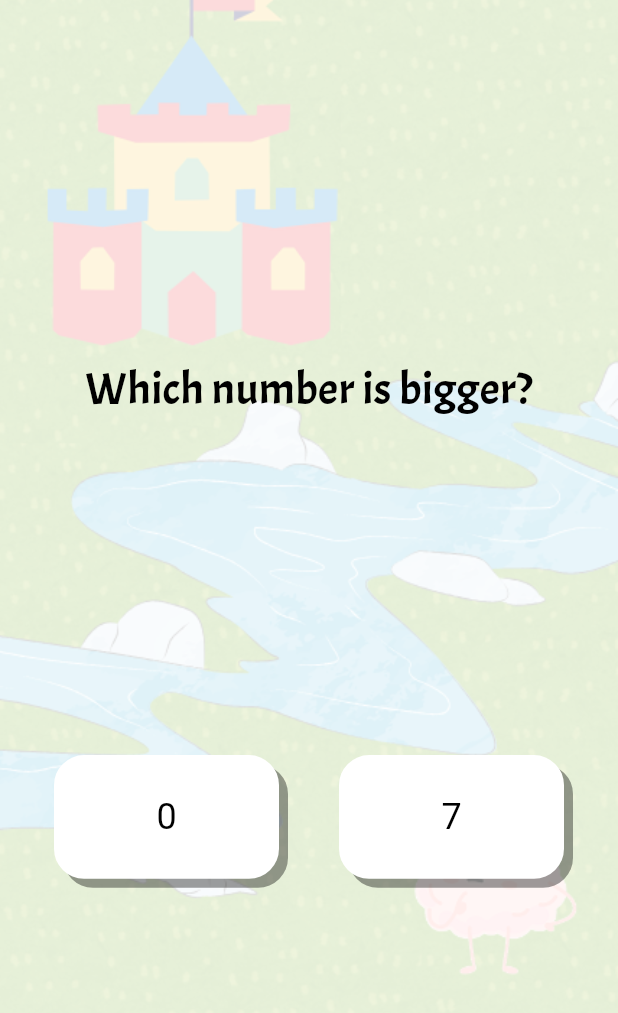
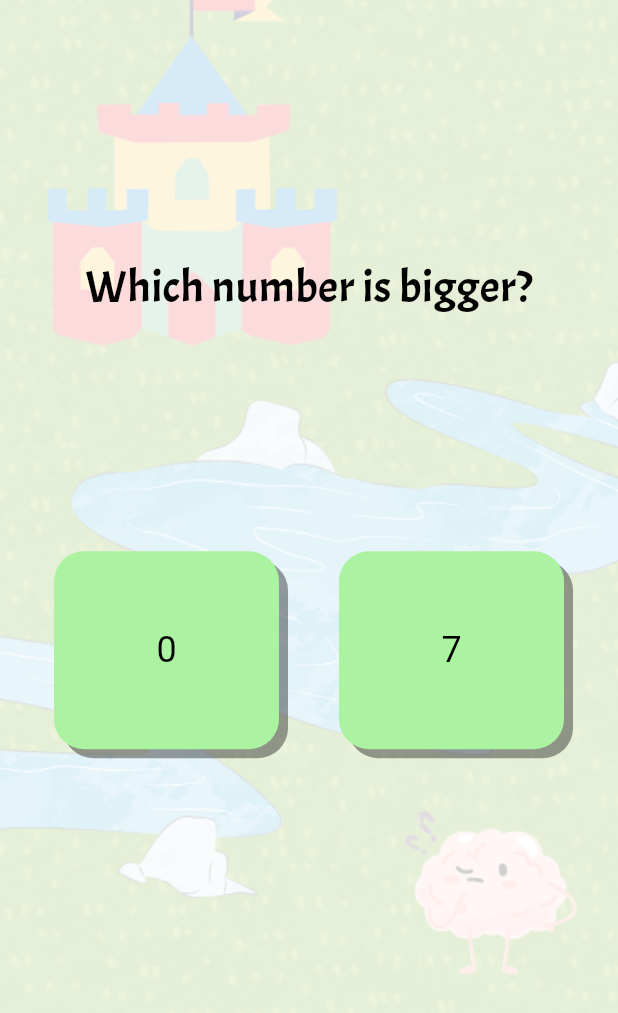
Before and after one commit to siangry/numberland_adventure, a Flutter app: the CompareNumberGamePage screen opened directly with empty values, on a phone screen of 412 x 824 dp. Shown: the top 1013 px of the screen. Run offline on Flutter 3.47's test engine with Material 3 defaults, Android fonts, the phone set to English and light mode, and no system bars; our stand-ins replace audioplayers.

Commit message:
feat: compare game result page

```diff
--- a/lib/app/assets/constants.dart
+++ b/lib/app/assets/constants.dart
@@ -11,10 +11,21 @@
   static const pastelGreen = Color(0xFFABF2A1);
   static const pink = Color(0xFFE195AB);
   static const yellow = Color(0xFFFFF574);
-  static const blue = Color(0xFFA1D6CB);
+  static const blue = Color(0xFF6AC5FE);
   static const purple = Color(0xFFA19AD3);
   static const white = Color(0xFFFFFFFF);
   static const black = Color(0xFF000000);
+}
+
+Color getRandomColor() {
+  List<Color> colorList = [
+    ColorConstant.pastelGreen,
+    ColorConstant.pink,
+    ColorConstant.yellow,
+    ColorConstant.blue,
+    ColorConstant.purple,
+  ];
+  return colorList[Random().nextInt(colorList.length)];
 }
 
 class LocaleConstant {
--- a/lib/app/exporter/importer_app_general.dart
+++ b/lib/app/exporter/importer_app_general.dart
@@ -12,6 +12,7 @@
 export 'package:numberland_adventure/app/assets/compare_intro_enums.dart';
 export 'package:numberland_adventure/app/assets/order_intro_enums.dart';
 export 'package:numberland_adventure/app/assets/compose_intro_enums.dart';
+export 'package:numberland_adventure/app/assets/compare_result_enums.dart';
 
 export 'package:numberland_adventure/app/widget/custom_text_box.dart';
 export 'package:numberland_adventure/app/widget/language_selector.dart';
--- a/lib/app/view/compareNumberScreen/compare_number_game_page.dart
+++ b/lib/app/view/compareNumberScreen/compare_number_game_page.dart
@@ -17,9 +17,10 @@
   int score = 0;
   int num1 = 0, num2 = 0;
   bool isBiggerQuestion = true;
+  bool isTextVisible = false;
   int? correctAns;
   String? questionText;
-  String? resultText;
+  String resultText = '';
   Color? resultTextColor;
 
   @override
@@ -29,24 +30,40 @@
   }
 
   void generateQuestion() {
+    setState(() {
+      isTextVisible = false;
+    });
+
     int maxNumber = widget.levelId == 0
         ? 9
         : widget.levelId == 1
             ? 99
             : 999;
+
     num1 = random.nextInt(maxNumber + 1);
+    do {
       num2 = random.nextInt(maxNumber + 1);
+    } while (num2 == num1);
+
     isBiggerQuestion = random.nextBool();
     questionText = isBiggerQuestion
         ? S.current.whichNumberIsBigger
         : S.current.whichNumberIsSmaller;
+    correctAns = null;
   }
 
   void checkAnswer(int selected) {
     bool isCorrect = (isBiggerQuestion && selected == max(num1, num2)) ||
         (!isBiggerQuestion && selected == min(num1, num2));
 
+    if (isBiggerQuestion) {
+      correctAns = max(num1, num2);
+    } else {
+      correctAns = min(num1, num2);
+    }
+
     setState(() {
+      isTextVisible = true;
       resultText =
           isCorrect ? S.current.bingoYouAreCorrect : S.current.oopsYouAreWrong;
       resultTextColor = isCorrect ? ColorConstant.green : ColorConstant.red;
@@ -63,26 +80,22 @@
       Future.delayed(const Duration(seconds: 5), () {
         setState(() {
           gameCount++;
-          resultText = '';
           generateQuestion();
         });
       });
     } else {
-      Future.delayed(const Duration(seconds: 5), () => showGameResult(score));
+      Future.delayed(
+          const Duration(seconds: 5),
+          () => Navigator.of(context).push(
+                MaterialPageRoute(
+                    builder: (context) =>
+                        CompareNumberResultPage(score: score)),
+              ));
     }
   }
 
   void playSound(String fileName) async {
     await audioPlayer.play(AssetSource(fileName));
-  }
-
-  void showGameResult(int score) {
-    if (score >= 8) {
-      Navigator.of(context).push(
-        MaterialPageRoute(
-            builder: (context) => CompareNumberResultPage(score: score)),
-      );
-    }
   }
 
   @override
@@ -125,11 +138,12 @@
                   ),
                 ],
               ),
-              if (resultText != null)
-                Text(
-                  resultText ?? '',
-                  style: TextStyle(fontSize: 20, color: resultTextColor),
-                )
+              Visibility(
+                  visible: isTextVisible,
+                  child: Text(
+                    resultText,
+                    style: TextStyle(color: resultTextColor, fontSize: 24),
+                  ))
             ],
           ),
         ),
@@ -138,19 +152,29 @@
   }
 
   Widget buildNumberCard(int num) {
-    return TouchableOpacity(
+    return Stack(clipBehavior: Clip.none, children: [
+      TouchableOpacity(
         child: Container(
-          height: MediaQuery.sizeOf(context).height * 0.1,
+            height: MediaQuery.sizeOf(context).height * 0.16,
             decoration: BoxDecoration(
-              color: Colors.white,
+                color: getRandomColor(),
                 boxShadow: [
                   BoxShadow(color: Colors.black38, offset: Offset(6, 6))
                 ],
                 borderRadius: BorderRadius.circular(20)),
             child: Center(
                 child: Text(num.toString(),
-                  style: TextStyle(color: ColorConstant.black, fontSize: 24)))),
+                    style:
+                        TextStyle(color: ColorConstant.black, fontSize: 24)))),
         onPressed: () => checkAnswer(num),
-    );
+      ),
+      if (isTextVisible)
+        Positioned(
+            top: -30,
+            left: 10,
+            child: num == correctAns
+                ? Image.asset(Assets.images.icCorrect.path)
+                : Image.asset(Assets.images.icWrong.path))
+    ]);
   }
 }
--- a/lib/l10n/intl_en.arb
+++ b/lib/l10n/intl_en.arb
@@ -18,7 +18,7 @@
     "bingoYouAreCorrect":"Bingo! You are correct!",
     "oopsYouAreWrong":"Oops! You are wrong!",
     "congratulationYouHaveLifted":"Congratulation! You have lifted the spell.",
-    "oopsYouHaventLifted":"Oops! you haven't lifted the spell.",
+    "oopsYouHaventLifted":"Oops! you fail to lift the spell.",
     "theMixUpGlobin":"The Mix-Up Goblin has jumbled the Number Towers in Numberland!",
     "theOnlyWayToFix":"The only way to fix them is by arranging the number blocks in ascending or descending order.",
     "arrangetheNumberBlocks":"Arrange the number blocks to build the correct tower and restore Numberland's skyline!",
```
Also changed, not shown: lib/app/assets/compare_result_enums.dart (added, +28 -0 lines), lib/app/view/compareNumberScreen/compare_number_result_page.dart (+51 -1 lines), assets/images/ic_correct.png, assets/images/ic_wrong.png, lib/generated/intl/messages_en.dart, lib/generated/l10n.dart. Lines whose indentation alone changed are shown as unchanged.
